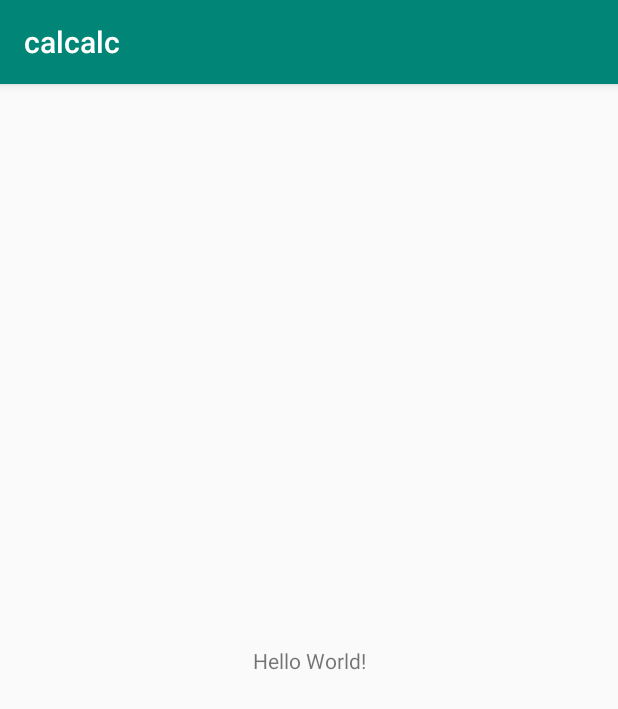
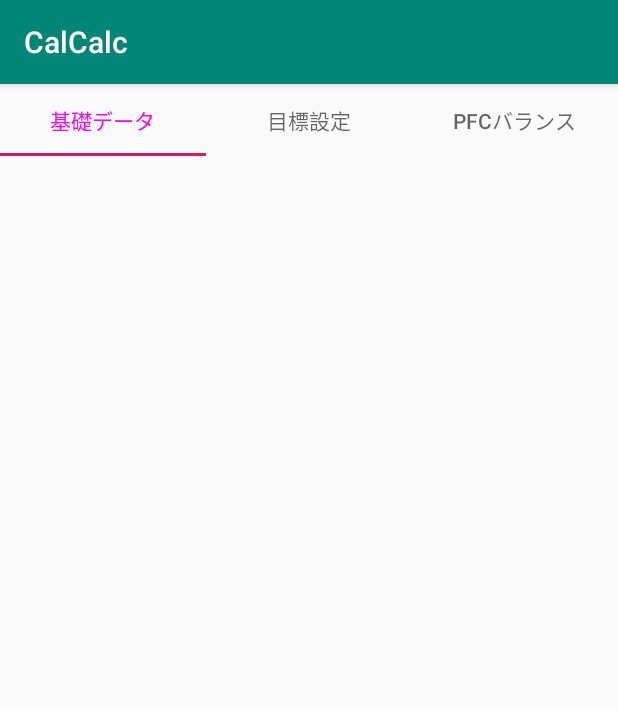
Before and after one commit to yotsufe/calcalc, an Android app: the screen it shows after launch (MainActivity), on a phone screen of 412 x 824 dp. Shown: the top 709 px of the screen. Run offline under Robolectric (Android 15) with nearby library versions, the phone set to English and light mode, and no system bars; our stand-ins replace data binding.

Commit message:
tab作成

```diff
--- a/app/build.gradle
+++ b/app/build.gradle
@@ -39,12 +39,13 @@ dependencies {
     implementation 'androidx.appcompat:appcompat:1.1.0'
     implementation 'androidx.core:core-ktx:1.1.0'
     implementation 'androidx.constraintlayout:constraintlayout:1.1.3'
+
     implementation 'com.google.firebase:firebase-analytics:17.2.1'
-
     implementation 'com.google.firebase:firebase-core:17.2.1'
     implementation 'com.google.firebase:firebase-analytics:17.2.1'
     implementation 'com.crashlytics.sdk.android:crashlytics:2.10.1'
 
+    implementation 'com.google.android.material:material:1.0.0'
     testImplementation 'junit:junit:4.12'
     androidTestImplementation 'androidx.test:runner:1.2.0'
     androidTestImplementation 'androidx.test.espresso:espresso-core:3.2.0'
--- a/app/src/main/AndroidManifest.xml
+++ b/app/src/main/AndroidManifest.xml
@@ -10,7 +10,7 @@
         android:supportsRtl="true"
         android:theme="@style/AppTheme">
         <activity
-            android:name=".MainActivity"
+            android:name=".activity.MainActivity"
             android:screenOrientation="portrait" >
             <intent-filter>
                 <action android:name="android.intent.action.MAIN" />
--- a/app/src/main/java/com/yotsufe/calcalc/MainActivity.kt
+++ /dev/null
@@ -1,12 +0,0 @@
-package com.yotsufe.calcalc
-
-import androidx.appcompat.app.AppCompatActivity
-import android.os.Bundle
-
-class MainActivity : AppCompatActivity() {
-
-    override fun onCreate(savedInstanceState: Bundle?) {
-        super.onCreate(savedInstanceState)
-        setContentView(R.layout.activity_main)
-    }
-}
--- /dev/null
+++ b/app/src/main/java/com/yotsufe/calcalc/activity/MainActivity.kt
@@ -0,0 +1,27 @@
+package com.yotsufe.calcalc.activity
+
+import androidx.appcompat.app.AppCompatActivity
+import android.os.Bundle
+import androidx.databinding.DataBindingUtil
+import com.yotsufe.calcalc.R
+import com.yotsufe.calcalc.adapter.TabAdapter
+import com.yotsufe.calcalc.databinding.ActivityMainBinding
+
+class MainActivity : AppCompatActivity() {
+
+    private lateinit var binding: ActivityMainBinding
+
+    override fun onCreate(savedInstanceState: Bundle?) {
+        super.onCreate(savedInstanceState)
+        binding = DataBindingUtil.setContentView(this,
+            R.layout.activity_main
+        )
+
+        createTab()
+    }
+
+    private fun createTab() {
+        binding.pager.adapter = TabAdapter(supportFragmentManager, this)
+        binding.tabs.setupWithViewPager(binding.pager)
+    }
+}
--- /dev/null
+++ b/app/src/main/java/com/yotsufe/calcalc/adapter/TabAdapter.kt
@@ -0,0 +1,33 @@
+package com.yotsufe.calcalc.adapter
+
+import android.content.Context
+import androidx.fragment.app.Fragment
+import androidx.fragment.app.FragmentManager
+import androidx.fragment.app.FragmentStatePagerAdapter
+import com.yotsufe.calcalc.R
+import com.yotsufe.calcalc.fragment.BaseDataFragment
+
+@Suppress("DEPRECATION")
+class TabAdapter(fragmentManager: FragmentManager, private val context: Context)
+    : FragmentStatePagerAdapter(fragmentManager){
+
+    override fun getItem(position: Int): Fragment {
+        return when (position) {
+            0 -> BaseDataFragment.newInstance()
+            else -> BaseDataFragment.newInstance()
+        }
+    }
+
+    override fun getCount(): Int {
+        return 3
+    }
+
+    override fun getPageTitle(position: Int): CharSequence? {
+        return when (position) {
+            0 -> context.getString(R.string.base_data)
+            1 -> context.getString(R.string.goal_setting)
+            else -> context.getString(R.string.pfc_balance)
+        }
+    }
+
+}
--- /dev/null
+++ b/app/src/main/java/com/yotsufe/calcalc/fragment/BaseDataFragment.kt
@@ -0,0 +1,31 @@
+package com.yotsufe.calcalc.fragment
+
+import android.os.Bundle
+import android.view.LayoutInflater
+import android.view.View
+import android.view.ViewGroup
+import androidx.fragment.app.Fragment
+import com.yotsufe.calcalc.databinding.FragmentBaseDataBinding
+
+/**
+ * 基本データFragment
+ */
+class BaseDataFragment : Fragment() {
+
+    private lateinit var binding: FragmentBaseDataBinding
+
+    companion object {
+        fun newInstance(): Fragment {
+            return BaseDataFragment()
+        }
+    }
+
+    override fun onCreateView(
+        inflater: LayoutInflater,
+        container: ViewGroup?,
+        savedInstanceState: Bundle?
+    ): View? {
+        binding = FragmentBaseDataBinding.inflate(inflater, container, false)
+        return binding.root
+    }
+}
--- a/app/src/main/res/layout/activity_main.xml
+++ b/app/src/main/res/layout/activity_main.xml
@@ -1,18 +1,49 @@
 <?xml version="1.0" encoding="utf-8"?>
-<androidx.constraintlayout.widget.ConstraintLayout xmlns:android="http://schemas.android.com/apk/res/android"
+<layout
+    xmlns:android="http://schemas.android.com/apk/res/android"
     xmlns:app="http://schemas.android.com/apk/res-auto"
     xmlns:tools="http://schemas.android.com/tools"
-    android:layout_width="match_parent"
-    android:layout_height="match_parent"
-    tools:context=".MainActivity">
+    tools:context=".activity.MainActivity">
 
-    <TextView
-        android:layout_width="wrap_content"
-        android:layout_height="wrap_content"
-        android:text="Hello World!"
-        app:layout_constraintBottom_toBottomOf="parent"
-        app:layout_constraintLeft_toLeftOf="parent"
-        app:layout_constraintRight_toRightOf="parent"
-        app:layout_constraintTop_toTopOf="parent" />
+    <androidx.constraintlayout.widget.ConstraintLayout
+        android:layout_width="match_parent"
+        android:layout_height="match_parent">
 
-</androidx.constraintlayout.widget.ConstraintLayout>
+        <androidx.viewpager.widget.ViewPager
+            android:id="@+id/pager"
+            android:layout_width="match_parent"
+            android:layout_height="match_parent">
+
+            <com.google.android.material.tabs.TabLayout
+                android:id="@+id/tabs"
+                android:layout_width="match_parent"
+                android:layout_height="wrap_content"
+                android:layout_gravity="top"
+                app:tabSelectedTextColor="#FC00FC"
+                app:tabRippleColor="#F8E0F1">
+
+                <com.google.android.material.tabs.TabItem
+                    android:layout_width="0dp"
+                    android:layout_height="match_parent"
+                    android:text="@string/base_data"
+                    />
+
+                <com.google.android.material.tabs.TabItem
+                    android:layout_width="0dp"
+                    android:layout_height="match_parent"
+                    android:text="@string/goal_setting"
+                    />
+
+                <com.google.android.material.tabs.TabItem
+                    android:layout_width="0dp"
+                    android:layout_height="match_parent"
+                    android:text="@string/pfc_balance"
+                    />
+
+            </com.google.android.material.tabs.TabLayout>
+
+        </androidx.viewpager.widget.ViewPager>
+
+    </androidx.constraintlayout.widget.ConstraintLayout>
+
+</layout>
--- /dev/null
+++ b/app/src/main/res/layout/fragment_base_data.xml
@@ -0,0 +1,12 @@
+<?xml version="1.0" encoding="utf-8"?>
+<layout
+    xmlns:android="http://schemas.android.com/apk/res/android"
+    xmlns:app="http://schemas.android.com/apk/res-auto">
+
+    <androidx.constraintlayout.widget.ConstraintLayout
+        android:layout_width="match_parent"
+        android:layout_height="match_parent">
+
+    </androidx.constraintlayout.widget.ConstraintLayout>
+
+</layout>
--- a/app/src/main/res/values/strings.xml
+++ b/app/src/main/res/values/strings.xml
@@ -1,3 +1,8 @@
 <resources>
-    <string name="app_name">calcalc</string>
+    <string name="app_name">CalCalc</string>
+
+    <string name="base_data">基礎データ</string>
+    <string name="goal_setting">目標設定</string>
+    <string name="pfc_balance">PFCバランス</string>
+
 </resources>
--- a/build.gradle
+++ b/build.gradle
@@ -1,7 +1,7 @@
 // Top-level build file where you can add configuration options common to all sub-projects/modules.
 
 buildscript {
-    ext.kotlin_version = '1.3.50'
+    ext.kotlin_version = '1.3.61'
     repositories {
         google()
         jcenter()
```
